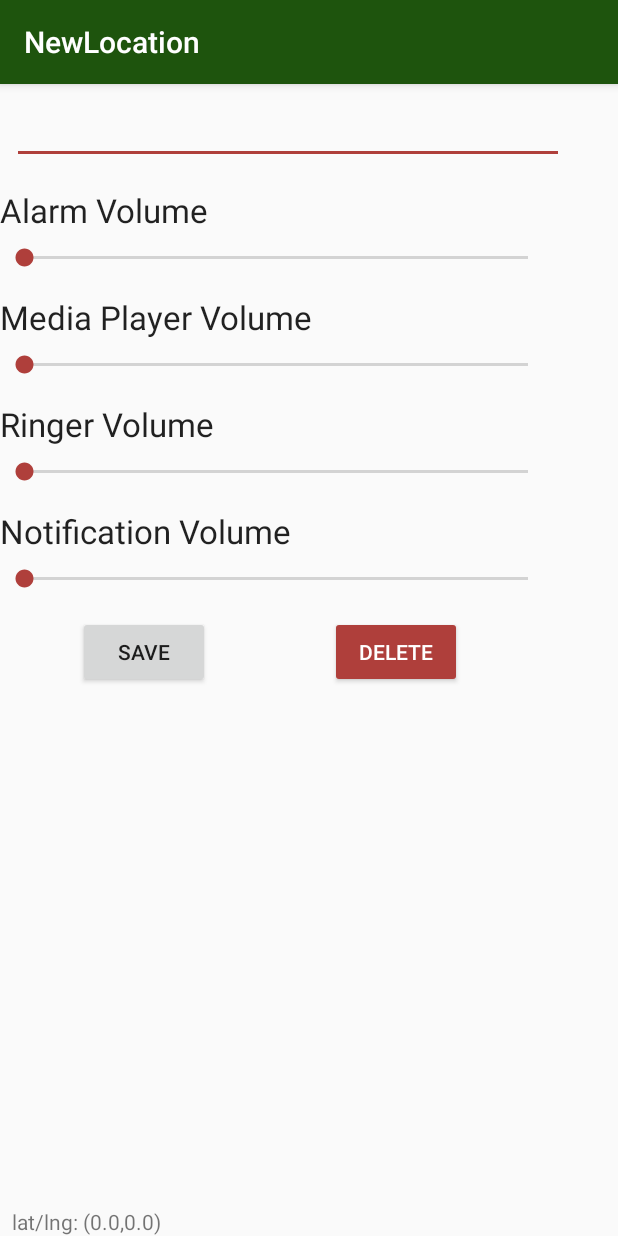
After one commit to zacfermanis/VolumeBuddy, an Android app: the NewLocationActivity screen opened directly, with no data from a screen before it, on a phone screen of 412 x 824 dp. The commit adds this screen. Run offline under Robolectric (Android 15) with nearby library versions, the phone set to English and light mode, and no system bars; 2 statements that could not run were skipped.

Commit message:
Week 5 Commit

```diff
--- a/app/src/main/java/com/fermanis/volumebuddy/LocationList.java
+++ b/app/src/main/java/com/fermanis/volumebuddy/LocationList.java
@@ -53,6 +53,12 @@ public class LocationList extends FragmentActivity {
                 // ListView Clicked item value
                 String  itemValue    = (String) listView.getItemAtPosition(position);
 
+                Intent intent = new Intent();
+                intent.setClass(getApplicationContext(), NewLocationActivity.class);
+                intent.putExtra("ACTION", "UPDATE");
+                intent.putExtra("LOC_NAME", itemValue);
+                startActivity(intent);
+
                 // Show Alert
                 Toast.makeText(getApplicationContext(),
                         "Position :"+itemPosition+"  ListItem : " +itemValue , Toast.LENGTH_LONG)
--- /dev/null
+++ b/app/src/main/java/com/fermanis/volumebuddy/NewLocationActivity.java
@@ -0,0 +1,165 @@
+package com.fermanis.volumebuddy;
+
+import android.content.ContentValues;
+import android.content.Intent;
+import android.database.Cursor;
+import android.database.sqlite.SQLiteDatabase;
+import android.os.Bundle;
+import android.support.design.widget.FloatingActionButton;
+import android.support.design.widget.Snackbar;
+import android.support.v7.app.AppCompatActivity;
+import android.support.v7.widget.Toolbar;
+import android.view.View;
+import android.widget.Button;
+import android.widget.EditText;
+import android.widget.SeekBar;
+import android.widget.TextView;
+
+import com.google.android.gms.maps.model.LatLng;
+import com.google.android.gms.maps.model.MarkerOptions;
+
+import static android.R.attr.name;
+
+public class NewLocationActivity extends AppCompatActivity {
+
+    @Override
+    protected void onCreate(Bundle savedInstanceState) {
+        final boolean isNew;
+        double lat =0.0, longitude = 0.0;
+        String locationName = "";
+        super.onCreate(savedInstanceState);
+        setContentView(R.layout.activity_new_location);
+
+
+        final String action = getIntent().getExtras().getString("ACTION");
+        if (action != null && action.equalsIgnoreCase("NEW")) {
+            isNew = true;
+            lat =  getIntent().getExtras().getDouble("LAT");
+            longitude = getIntent().getExtras().getDouble("LONG");
+        } else {
+            isNew = false;
+            locationName = getIntent().getExtras().getString("LOC_NAME");
+
+            // Load the Database
+            LocationDbHelper locationDbHelper = new LocationDbHelper(getApplicationContext());
+            SQLiteDatabase db = locationDbHelper.getReadableDatabase();
+
+            Cursor cursor = db.rawQuery("select * from locations where " + LocationContract.LocationEntry.COLUMN_NAME_NAME + "=?", new String[] { locationName});
+
+            String nameText = null;
+            int origAlarm = 0, origMedia = 0, origRinger = 0, origNotification = 0;
+
+            if (cursor.moveToFirst()) {
+                lat = cursor.getDouble(cursor.getColumnIndex(LocationContract.LocationEntry.COLUMN_NAME_LATITUDE));
+                longitude = cursor.getDouble(cursor.getColumnIndex(LocationContract.LocationEntry.COLUMN_NAME_LONGITUDE));
+                nameText = cursor.getString(cursor.getColumnIndex(LocationContract.LocationEntry.COLUMN_NAME_NAME));
+                origAlarm = cursor.getInt(cursor.getColumnIndex(LocationContract.LocationEntry.COLUMN_NAME_ALARM_VOLUME));
+                origMedia = cursor.getInt(cursor.getColumnIndex(LocationContract.LocationEntry.COLUMN_NAME_MEDIA_VOLUME));
+                origRinger = cursor.getInt(cursor.getColumnIndex(LocationContract.LocationEntry.COLUMN_NAME_RINGER_VOLUME));
+                origNotification = cursor.getInt(cursor.getColumnIndex(LocationContract.LocationEntry.COLUMN_NAME_NOTIFICATION_VOLUME));
+            }
+
+            EditText nameEditText =  (EditText) findViewById(R.id.nameInput);
+            nameEditText.setText(nameText);
+
+            SeekBar alarmBar = (SeekBar) findViewById(R.id.alarmSeekBar);
+            alarmBar.setProgress(origAlarm);
+
+            SeekBar mediaBar = (SeekBar) findViewById(R.id.mediaSeekBar);
+            mediaBar.setProgress(origMedia);
+
+            SeekBar ringerBar = (SeekBar) findViewById(R.id.ringerSeekBar);
+            ringerBar.setProgress(origRinger);
+
+            SeekBar notifBar = (SeekBar) findViewById(R.id.notifSeekBar);
+            notifBar.setProgress(origNotification);
+
+        }
+        final LatLng point = new LatLng(lat, longitude);
+
+        TextView locationView = (TextView) findViewById(R.id.locationTextView);
+        locationView.setText(point.toString());
+
+        Button button = (Button) findViewById(R.id.saveLocation);
+        final String finalLocationName = locationName;
+        button.setOnClickListener(new View.OnClickListener() {
+            @Override
+            public void onClick(View view) {
+                EditText nameEditText =  (EditText) findViewById(R.id.nameInput);
+                final String nameText = String.valueOf(nameEditText.getText());
+
+                SeekBar alarmBar = (SeekBar) findViewById(R.id.alarmSeekBar);
+                final int alarm = alarmBar.getProgress();
+
+                SeekBar mediaBar = (SeekBar) findViewById(R.id.mediaSeekBar);
+                final int media = mediaBar.getProgress();
+
+                SeekBar ringerBar = (SeekBar) findViewById(R.id.ringerSeekBar);
+                final int ringer = ringerBar.getProgress();
+
+                SeekBar notifBar = (SeekBar) findViewById(R.id.notifSeekBar);
+                final int notif = notifBar.getProgress();
+
+                if (isNew) {
+                    addLocation(point, nameText, alarm, media, ringer, notif);
+                } else {
+                    updateLocation(finalLocationName, nameText, alarm, media, ringer, notif);
+                }
+
+                Intent intent = new Intent();
+                intent.setClass(getApplicationContext(), LocationList.class);
+                startActivity(intent);
+
+            }
+    });
+
+        Button deleteButton  = (Button) findViewById(R.id.deleteButton);
+        deleteButton.setOnClickListener(new View.OnClickListener() {
+            @Override
+            public void onClick(View view) {
+                deleteLocation(finalLocationName);
+                Intent intent = new Intent();
+                intent.setClass(getApplicationContext(), LocationList.class);
+                startActivity(intent);
+            }
+        });
+
+    }
+
+    private void updateLocation(String locationName, String nameText, int alarm, int media, int ringer, int notif) {
+        // Create the Database
+        LocationDbHelper locationDbHelper = new LocationDbHelper(getApplicationContext());
+        SQLiteDatabase db = locationDbHelper.getWritableDatabase();
+        ContentValues values = new ContentValues();
+        values.put(LocationContract.LocationEntry.COLUMN_NAME_NAME, nameText);
+        values.put(LocationContract.LocationEntry.COLUMN_NAME_ALARM_VOLUME, alarm);
+        values.put(LocationContract.LocationEntry.COLUMN_NAME_MEDIA_VOLUME, media);
+        values.put(LocationContract.LocationEntry.COLUMN_NAME_RINGER_VOLUME, ringer);
+        values.put(LocationContract.LocationEntry.COLUMN_NAME_NOTIFICATION_VOLUME, notif);
+
+        db.update(LocationContract.LocationEntry.TABLE_NAME, values, LocationContract.LocationEntry.COLUMN_NAME_NAME + "=?", new String[] {locationName});
+    }
+
+    private void addLocation(LatLng point, String name, int alarm, int media, int ringer, int notif) {
+
+        // Create the Database
+        LocationDbHelper locationDbHelper = new LocationDbHelper(getApplicationContext());
+        SQLiteDatabase db = locationDbHelper.getWritableDatabase();
+        ContentValues values = new ContentValues();
+        values.put(LocationContract.LocationEntry.COLUMN_NAME_LATITUDE, point.latitude);
+        values.put(LocationContract.LocationEntry.COLUMN_NAME_LONGITUDE, point.longitude);
+        values.put(LocationContract.LocationEntry.COLUMN_NAME_NAME, name);
+        values.put(LocationContract.LocationEntry.COLUMN_NAME_ALARM_VOLUME, alarm);
+        values.put(LocationContract.LocationEntry.COLUMN_NAME_MEDIA_VOLUME, media);
+        values.put(LocationContract.LocationEntry.COLUMN_NAME_RINGER_VOLUME, ringer);
+        values.put(LocationContract.LocationEntry.COLUMN_NAME_NOTIFICATION_VOLUME, notif);
+
+        db.insert(LocationContract.LocationEntry.TABLE_NAME, null, values);
+    }
+
+    private void deleteLocation(String locationName) {
+        LocationDbHelper locationDbHelper = new LocationDbHelper(getApplicationContext());
+        SQLiteDatabase db = locationDbHelper.getWritableDatabase();
+        db.delete(LocationContract.LocationEntry.TABLE_NAME, LocationContract.LocationEntry.COLUMN_NAME_NAME + "=?", new String[] { locationName});
+    }
+}
--- /dev/null
+++ b/app/src/main/res/layout/activity_new_location.xml
@@ -0,0 +1,11 @@
+<?xml version="1.0" encoding="utf-8"?>
+<android.support.design.widget.CoordinatorLayout xmlns:android="http://schemas.android.com/apk/res/android"
+    xmlns:app="http://schemas.android.com/apk/res-auto"
+    xmlns:tools="http://schemas.android.com/tools"
+    android:layout_width="match_parent"
+    android:layout_height="match_parent"
+    tools:context="com.fermanis.volumebuddy.NewLocationActivity">
+
+    <include layout="@layout/content_new_location" />
+
+</android.support.design.widget.CoordinatorLayout>
--- /dev/null
+++ b/app/src/main/res/layout/content_new_location.xml
@@ -0,0 +1,160 @@
+<?xml version="1.0" encoding="utf-8"?>
+<android.support.constraint.ConstraintLayout xmlns:android="http://schemas.android.com/apk/res/android"
+    xmlns:app="http://schemas.android.com/apk/res-auto"
+    xmlns:tools="http://schemas.android.com/tools"
+    android:layout_width="match_parent"
+    android:layout_height="match_parent"
+    app:layout_behavior="@string/appbar_scrolling_view_behavior"
+    tools:context="com.fermanis.volumebuddy.NewLocationActivity"
+    tools:showIn="@layout/activity_new_location">
+
+    <TextView
+        android:id="@+id/alarmLabel"
+        android:layout_width="368dp"
+        android:layout_height="wrap_content"
+        android:layout_alignParentTop="true"
+        android:layout_centerHorizontal="true"
+        android:text="Alarm Volume"
+        android:textAppearance="?android:attr/textAppearanceLarge"
+        tools:layout_editor_absoluteX="8dp"
+        android:layout_marginTop="16dp"
+        app:layout_constraintTop_toBottomOf="@+id/nameInput" />
+
+    <SeekBar
+        android:id="@+id/alarmSeekBar"
+        android:layout_width="368dp"
+        android:layout_height="wrap_content"
+        android:layout_below="@+id/alarmLabel"
+        android:layout_centerHorizontal="true"
+        tools:layout_editor_absoluteX="8dp"
+        android:layout_marginTop="8dp"
+        app:layout_constraintTop_toBottomOf="@+id/alarmLabel" />
+
+    <TextView
+        android:id="@+id/mediaLabel"
+        android:layout_width="368dp"
+        android:layout_height="wrap_content"
+        android:layout_below="@+id/alarmSeekBar"
+        android:layout_centerHorizontal="true"
+        android:text="Media Player Volume"
+        android:textAppearance="?android:attr/textAppearanceLarge"
+        tools:layout_editor_absoluteX="8dp"
+        android:layout_marginTop="16dp"
+        app:layout_constraintTop_toBottomOf="@+id/alarmSeekBar" />
+
+    <SeekBar
+        android:id="@+id/mediaSeekBar"
+        android:layout_width="368dp"
+        android:layout_height="wrap_content"
+        android:layout_alignParentLeft="true"
+        android:layout_below="@+id/mediaLabel"
+        tools:layout_editor_absoluteX="8dp"
+        android:layout_marginTop="8dp"
+        app:layout_constraintTop_toBottomOf="@+id/mediaLabel" />
+
+    <TextView
+        android:id="@+id/ringerLabel"
+        android:layout_width="368dp"
+        android:layout_height="wrap_content"
+        android:layout_below="@+id/mediaSeekBar"
+        android:layout_centerHorizontal="true"
+        android:text="Ringer Volume"
+        android:textAppearance="?android:attr/textAppearanceLarge"
+        tools:layout_editor_absoluteX="8dp"
+        app:layout_constraintTop_toBottomOf="@+id/mediaSeekBar"
+        android:layout_marginTop="16dp" />
+
+    <SeekBar
+        android:id="@+id/ringerSeekBar"
+        android:layout_width="368dp"
+        android:layout_height="wrap_content"
+        android:layout_alignParentLeft="true"
+        android:layout_centerVertical="true"
+        tools:layout_editor_absoluteX="8dp"
+        android:layout_marginTop="8dp"
+        app:layout_constraintTop_toBottomOf="@+id/ringerLabel" />
+
+    <TextView
+        android:id="@+id/notifLabel"
+        android:layout_width="368dp"
+        android:layout_height="wrap_content"
+        android:layout_below="@+id/ringerSeekBar"
+        android:layout_centerHorizontal="true"
+        android:text="Notification Volume"
+        android:textAppearance="?android:attr/textAppearanceLarge"
+        tools:layout_editor_absoluteX="8dp"
+        android:layout_marginTop="16dp"
+        app:layout_constraintTop_toBottomOf="@+id/ringerSeekBar" />
+
+    <SeekBar
+        android:id="@+id/notifSeekBar"
+        android:layout_width="368dp"
+        android:layout_height="wrap_content"
+        android:layout_alignParentLeft="true"
+        android:layout_below="@+id/notifLabel"
+        tools:layout_editor_absoluteX="8dp"
+        android:layout_marginTop="8dp"
+        app:layout_constraintTop_toBottomOf="@+id/notifLabel" />
+
+    <Button
+        android:id="@+id/saveLocation"
+        android:layout_width="wrap_content"
+        android:layout_height="wrap_content"
+        android:layout_marginTop="16dp"
+        android:text="Save"
+        app:layout_constraintTop_toBottomOf="@+id/notifSeekBar"
+        android:layout_marginLeft="8dp"
+        app:layout_constraintLeft_toLeftOf="parent"
+        android:layout_marginRight="8dp"
+        app:layout_constraintRight_toRightOf="parent"
+        android:layout_marginStart="8dp"
+        android:layout_marginEnd="8dp"
+        app:layout_constraintHorizontal_bias="0.142" />
+
+    <TextView
+        android:id="@+id/locationTextView"
+        android:layout_width="0dp"
+        android:layout_height="wrap_content"
+        android:layout_marginBottom="0dp"
+        android:layout_marginLeft="8dp"
+        android:layout_marginRight="8dp"
+        android:text="Location"
+        app:layout_constraintBottom_toBottomOf="parent"
+        app:layout_constraintLeft_toLeftOf="parent"
+        app:layout_constraintRight_toRightOf="parent"
+        android:layout_marginStart="8dp"
+        android:layout_marginEnd="8dp"
+        app:layout_constraintHorizontal_bias="0.0" />
+
+    <EditText
+        android:id="@+id/nameInput"
+        android:layout_width="368dp"
+        android:layout_height="wrap_content"
+        android:ems="10"
+        android:inputType="textPersonName"
+        android:text="Name"
+        app:layout_constraintTop_toTopOf="parent"
+        android:layout_marginRight="8dp"
+        app:layout_constraintRight_toRightOf="parent"
+        android:layout_marginLeft="8dp"
+        app:layout_constraintLeft_toLeftOf="parent"
+        app:layout_constraintHorizontal_bias="0.0"
+        android:layout_marginTop="8dp" />
+
+    <Button
+        android:id="@+id/deleteButton"
+        style="@style/Widget.AppCompat.Button.Colored"
+        android:layout_width="wrap_content"
+        android:layout_height="wrap_content"
+        android:layout_marginLeft="8dp"
+        android:layout_marginRight="8dp"
+        android:layout_marginStart="8dp"
+        android:layout_marginTop="16dp"
+        android:text="Delete"
+        app:layout_constraintHorizontal_bias="0.43"
+        app:layout_constraintLeft_toRightOf="@+id/saveLocation"
+        app:layout_constraintRight_toRightOf="parent"
+        app:layout_constraintTop_toBottomOf="@+id/notifSeekBar" />
+
+
+</android.support.constraint.ConstraintLayout>
--- a/app/src/main/res/values/strings.xml
+++ b/app/src/main/res/values/strings.xml
@@ -24,4 +24,8 @@
     <string name="location_permission_denied">Volume Buddy requires location permission to enable its functionality. Please try again and grant access to use the location.\nIf the permission has been permanently denied, it can be enabled from the System Settings &gt; Apps &gt; \'Volume Buddy\'.</string>
     <string name="permission_required_toast">Location permission is required for Volume Buddy.</string>
     <string name="title_activity_landing_page">LandingPage</string>
+    <string name="title_activity_new_location">NewLocation</string>
+
+
+
 </resources>
--- a/build.gradle
+++ b/build.gradle
@@ -5,7 +5,7 @@ buildscript {
         jcenter()
     }
     dependencies {
-        classpath 'com.android.tools.build:gradle:2.3.0'
+        classpath 'com.android.tools.build:gradle:2.3.1'
 
         // NOTE: Do not place your application dependencies here; they belong
         // in the individual module build.gradle files
```
Also changed, not shown: app/build.gradle (+7 -5 lines), app/src/main/AndroidManifest.xml (+10 -6 lines), app/src/main/java/com/fermanis/volumebuddy/LocateMe.java (+8 -24 lines).
